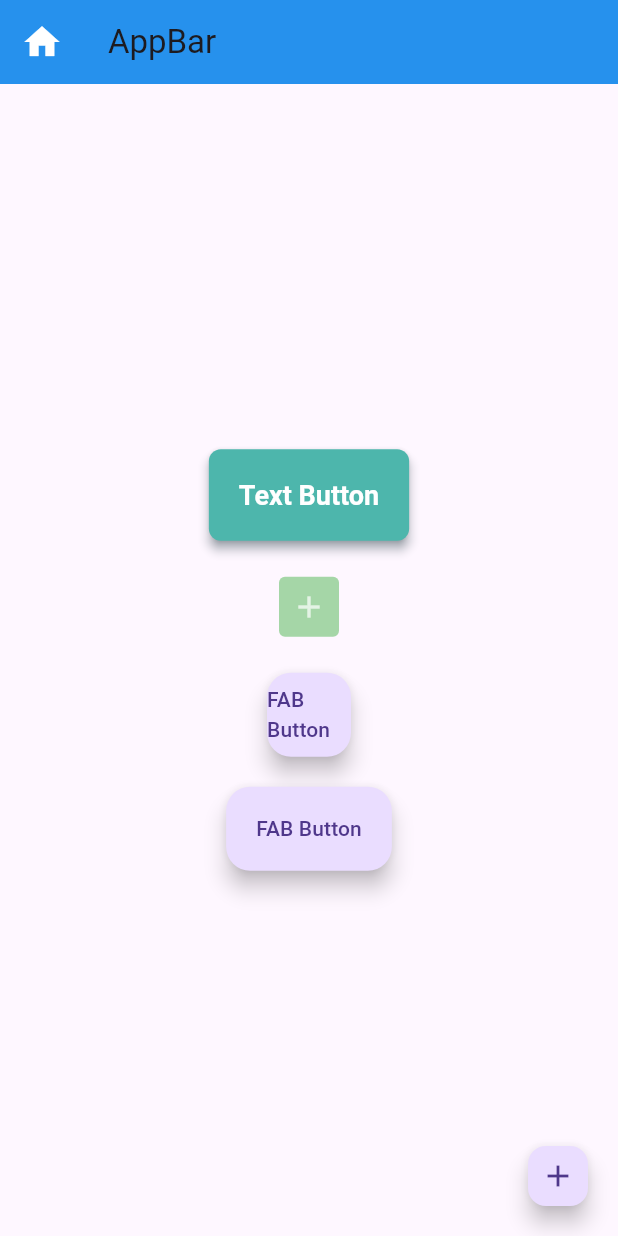
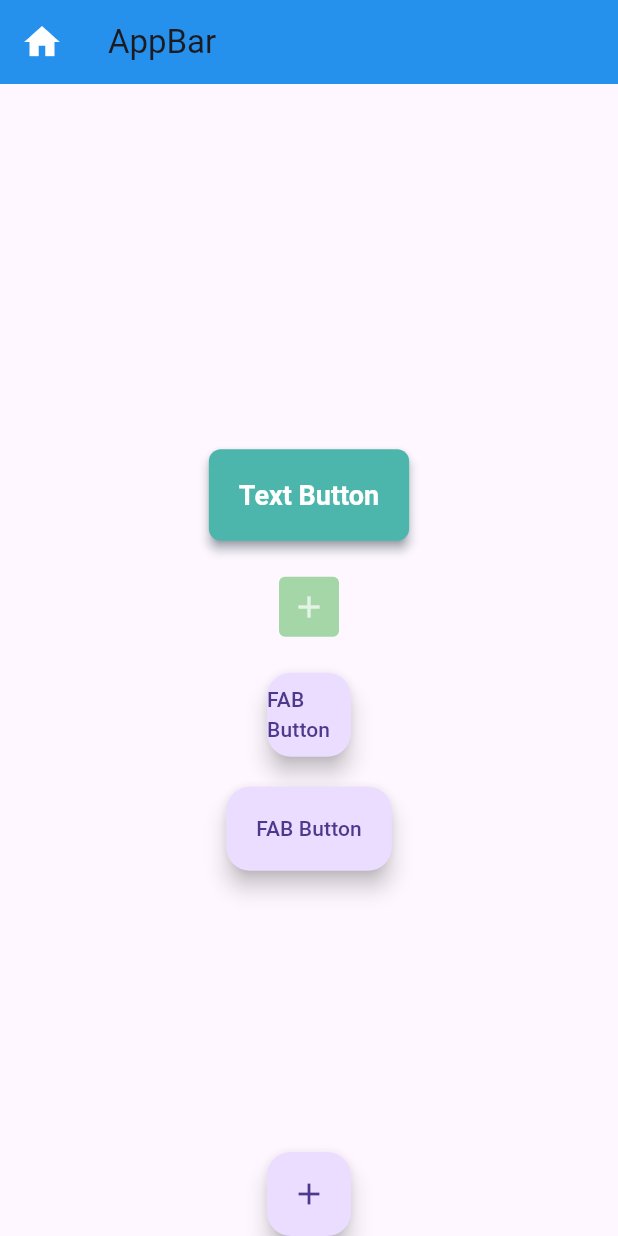
Before and after one commit to littleboyaba/Flutter-Widgets, a Flutter app: the screen it shows after launch, on a phone screen of 412 x 824 dp. Run offline on Flutter 3.47's test engine with Material 3 defaults, Android fonts, the phone set to English and light mode, and no system bars.

Commit message:
Widget => TextButton, IconButton and FloatingActionButton

```diff
--- a/lib/main.dart
+++ b/lib/main.dart
@@ -88,7 +88,8 @@ class HomeActivity extends StatelessWidget {
           ],
         ),
       ),
-      floatingActionButton: FloatingActionButton.small(
+      floatingActionButtonLocation: FloatingActionButtonLocation.centerDocked,
+      floatingActionButton: FloatingActionButton(
         onPressed: () {},
         child: Icon(Icons.add),
       ),
```
